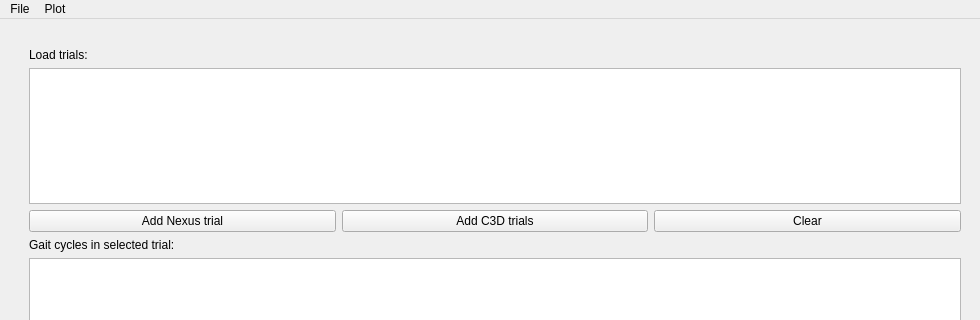
Before: the Qt Designer form gaitutils/nexus_scripts/plotter_gui.ui in NCH-Motion-Laboratory/gaitutils, drawn with Qt 5; both pictures show x 0 to 980 and y 0 to 320 of the 980 by 848 pixel window.
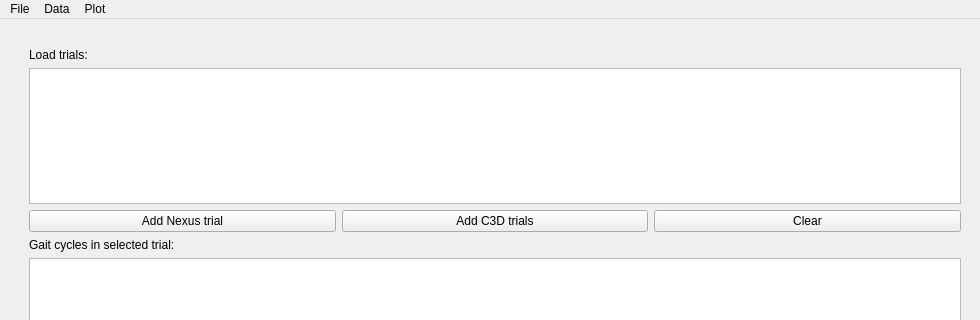
After: the same form once the commit is applied. Custom widgets are drawn as their Qt base class.

Commit message: wip: time dist for marked trials, avg, gui

Patch:
```diff
--- a/gaitutils/nexus_scripts/plotter_gui.ui
+++ b/gaitutils/nexus_scripts/plotter_gui.ui
@@ -332,14 +332,21 @@
    </widget>
    <widget class="QMenu" name="menuPlot">
     <property name="title">
-     <string>Plot</string>
+     <string>Data</string>
     </property>
     <addaction name="actionSave_as_PDF"/>
     <addaction name="actionNormal_data"/>
     <addaction name="separator"/>
    </widget>
+   <widget class="QMenu" name="menuPlot_2">
+    <property name="title">
+     <string>Plot</string>
+    </property>
+    <addaction name="actionTime_distance_vars"/>
+   </widget>
    <addaction name="menuFile"/>
    <addaction name="menuPlot"/>
+   <addaction name="menuPlot_2"/>
   </widget>
   <widget class="QStatusBar" name="statusbar"/>
   <action name="actionSave_as_PDF">
```
Left out of the diff: 9 changed lines with no effect on the pictures. The commit also changes 3 other files.
